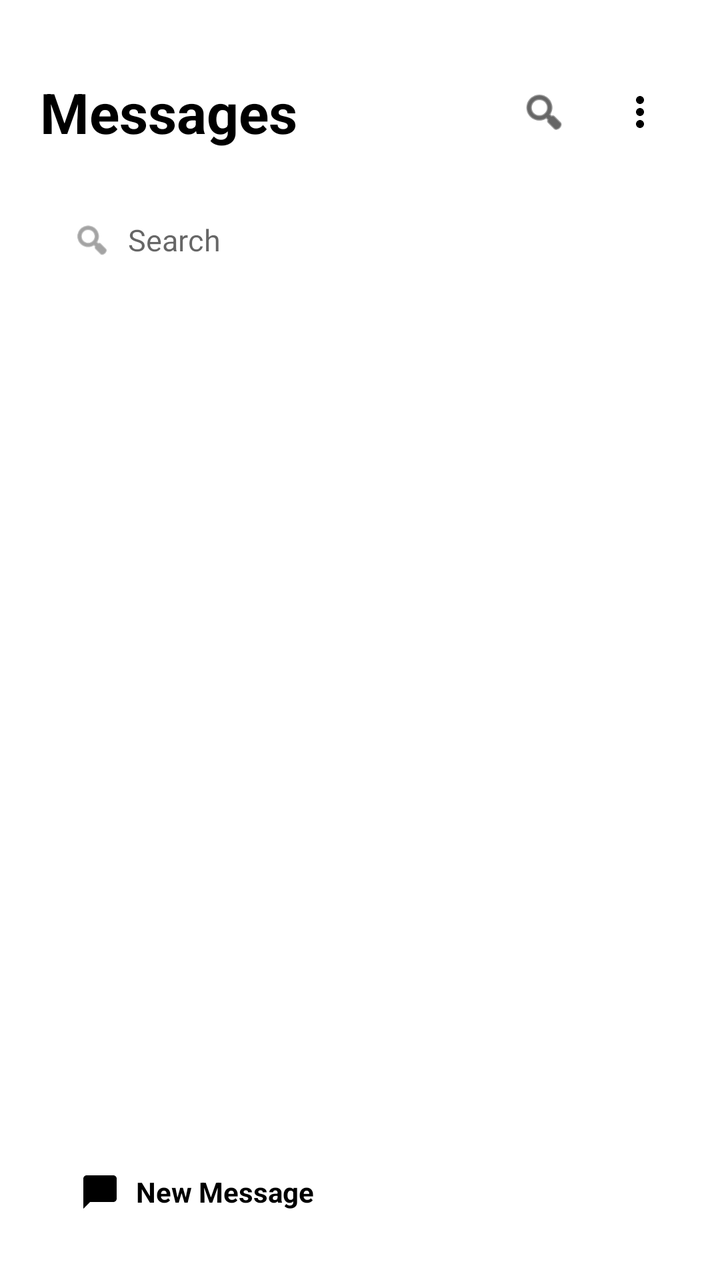
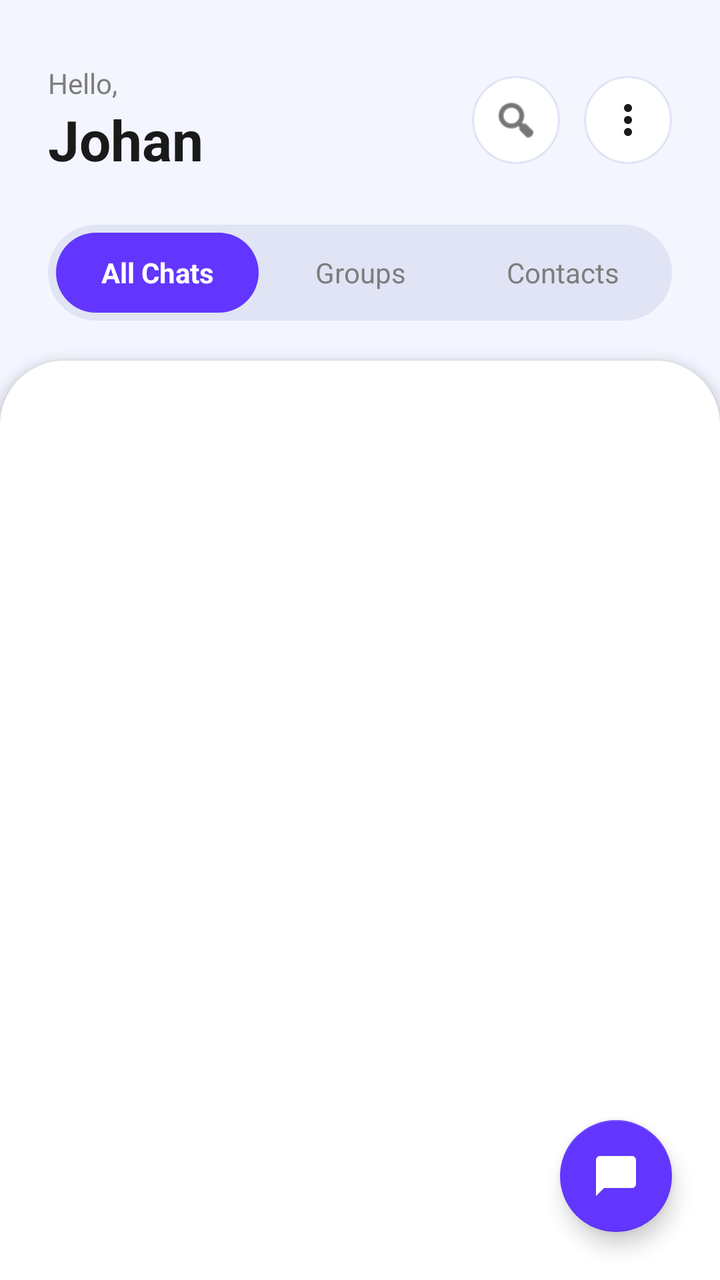

Before-and-after screenshots of an Android layout around one commit, followed by the original layout XML and the change that was made.
<!-- AndroidManifest.xml: application theme Theme.Ujumbe -->
<!-- res/layout/activity_conversation_list.xml -->
<?xml version="1.0" encoding="utf-8"?>
<RelativeLayout xmlns:android="http://schemas.android.com/apk/res/android"
    xmlns:app="http://schemas.android.com/apk/res-auto"
    xmlns:tools="http://schemas.android.com/tools"
    android:layout_width="match_parent"
    android:layout_height="match_parent"
    android:background="@null">

    
    <LinearLayout
        android:id="@+id/layoutHeader"
        android:layout_width="match_parent"
        android:layout_height="wrap_content"
        android:layout_alignParentTop="true"
        android:orientation="vertical"
        android:paddingTop="24dp">

        
        <RelativeLayout
            android:id="@+id/headerNormal"
            android:layout_width="match_parent"
            android:layout_height="64dp"
            android:paddingHorizontal="20dp">

            <TextView
                android:layout_width="wrap_content"
                android:layout_height="wrap_content"
                android:layout_centerVertical="true"
                android:layout_alignParentStart="true"
                android:text="Messages"
                android:textColor="@color/glass_text_primary"
                android:textSize="28sp"
                android:textStyle="bold"
                android:tag="theme_text_primary" />

            <ImageButton
                android:id="@+id/buttonSettings"
                android:layout_width="40dp"
                android:layout_height="40dp"
                android:layout_centerVertical="true"
                android:layout_alignParentEnd="true"
                android:background="?attr/selectableItemBackgroundBorderless"
                android:contentDescription="@string/tab_settings"
                android:padding="8dp"
                android:scaleType="fitCenter"
                android:src="@drawable/ic_more_vert"
                app:tint="@color/glass_text_primary" />

            <ImageButton
                android:id="@+id/buttonSearch"
                android:layout_width="40dp"
                android:layout_height="40dp"
                android:layout_centerVertical="true"
                android:layout_toStartOf="@id/buttonSettings"
                android:layout_marginEnd="8dp"
                android:background="?attr/selectableItemBackgroundBorderless"
                android:contentDescription="@string/action_search"
                android:padding="8dp"
                android:scaleType="fitCenter"
                android:src="@android:drawable/ic_menu_search"
                app:tint="@color/glass_text_primary" />

        </RelativeLayout>

        
        <LinearLayout
            android:id="@+id/layoutSearchPill"
            android:layout_width="match_parent"
            android:layout_height="48dp"
            android:layout_marginHorizontal="20dp"
            android:layout_marginTop="8dp"
            android:background="@drawable/bg_glass_pill"
            android:gravity="center_vertical"
            android:orientation="horizontal"
            android:paddingHorizontal="16dp"
            android:tag="theme_pill">

            <ImageView
                android:layout_width="20dp"
                android:layout_height="20dp"
                android:src="@android:drawable/ic_menu_search"
                app:tint="@color/glass_text_secondary" />

            <EditText
                android:id="@+id/editSearch"
                android:layout_width="match_parent"
                android:layout_height="match_parent"
                android:layout_marginStart="8dp"
                android:background="@null"
                android:hint="Search"
                android:imeOptions="actionSearch"
                android:inputType="text"
                android:maxLines="1"
                android:textColor="@color/glass_text_primary"
                android:textColorHint="@color/glass_text_secondary"
                android:textSize="15sp" />

        </LinearLayout>

    </LinearLayout>

    
    <androidx.recyclerview.widget.RecyclerView
        android:id="@+id/recyclerConversations"
        android:layout_width="match_parent"
        android:layout_height="match_parent"
        android:layout_below="@id/layoutHeader"
        android:layout_marginHorizontal="16dp"
        android:layout_marginTop="16dp"
        android:layout_marginBottom="80dp"
        android:background="@drawable/bg_glass_panel"
        android:elevation="4dp"
        android:outlineProvider="background"
        android:clipToPadding="false"
        android:paddingVertical="12dp"
        android:tag="theme_panel" />

    
    <LinearLayout
        android:id="@+id/buttonAdd"
        android:layout_width="wrap_content"
        android:layout_height="48dp"
        android:layout_alignParentBottom="true"
        android:layout_alignParentStart="true"
        android:layout_margin="20dp"
        android:background="@drawable/bg_glass_pill"
        android:elevation="6dp"
        android:outlineProvider="background"
        android:clickable="true"
        android:focusable="true"
        android:gravity="center"
        android:orientation="horizontal"
        android:paddingHorizontal="20dp"
        android:tag="theme_pill">

        <ImageView
            android:layout_width="20dp"
            android:layout_height="20dp"
            android:src="@drawable/ic_chat_bubble_white"
            app:tint="@color/glass_text_primary" />

        <TextView
            android:layout_width="wrap_content"
            android:layout_height="wrap_content"
            android:layout_marginStart="8dp"
            android:text="New Message"
            android:textColor="@color/glass_text_primary"
            android:textSize="14sp"
            android:textStyle="bold" />

    </LinearLayout>

    
    <LinearLayout
        android:id="@+id/layoutEmpty"
        android:layout_width="match_parent"
        android:layout_height="wrap_content"
        android:layout_centerInParent="true"
        android:gravity="center"
        android:orientation="vertical"
        android:paddingHorizontal="48dp"
        android:visibility="gone">

        <ImageView
            android:layout_width="72dp"
            android:layout_height="72dp"
            android:alpha="0.3"
            android:src="@android:drawable/ic_dialog_email"
            app:tint="@color/primary" />

        <TextView
            android:id="@+id/textEmpty"
            android:layout_width="wrap_content"
            android:layout_height="wrap_content"
            android:layout_marginTop="16dp"
            android:gravity="center"
            android:text="@string/no_conversations"
            android:textColor="@color/text_secondary"
            android:textSize="15sp" />
    </LinearLayout>

</RelativeLayout>
<!-- resources referenced by this layout -->
<resources>
  <color name="glass_text_primary">#000000</color>
  <color name="glass_text_secondary">#99000000</color>
  <color name="primary">#1E52C4</color>
  <color name="text_secondary">#757575</color>
  <!-- drawable bg_glass_panel (drawable) -->
  <?xml version="1.0" encoding="utf-8"?>
  <shape xmlns:android="http://schemas.android.com/apk/res/android"
      android:shape="rectangle">
      <solid android:color="@color/glass_panel_fill" />
      <corners android:radius="24dp" />
      <stroke
          android:width="1dp"
          android:color="@color/glass_panel_border" />
  </shape>
  <!-- drawable bg_glass_pill (drawable) -->
  <?xml version="1.0" encoding="utf-8"?>
  <shape xmlns:android="http://schemas.android.com/apk/res/android"
      android:shape="rectangle">
      <solid android:color="@color/glass_panel_fill" />
      <corners android:radius="100dp" />
      <stroke
          android:width="1dp"
          android:color="@color/glass_panel_border" />
  </shape>
  <!-- drawable ic_chat_bubble_white (drawable) -->
  <vector xmlns:android="http://schemas.android.com/apk/res/android"
      android:width="24dp"
      android:height="24dp"
      android:viewportWidth="24"
      android:viewportHeight="24">
    <path
        android:fillColor="#FFFFFF"
        android:pathData="M20,2H4C2.9,2 2,2.9 2,4V22L6,18H20C21.1,18 22,17.1 22,16V4C22,2.9 21.1,2 20,2Z" />
  </vector>
  <!-- drawable ic_more_vert (drawable) -->
  <vector xmlns:android="http://schemas.android.com/apk/res/android"
      android:width="24dp"
      android:height="24dp"
      android:viewportWidth="24"
      android:viewportHeight="24">
    <path
        android:fillColor="#FFFFFF"
        android:pathData="M12,8c1.1,0 2,-0.9 2,-2s-0.9,-2 -2,-2 -2,0.9 -2,2 0.9,2 2,2zM12,10c-1.1,0 -2,0.9 -2,2s0.9,2 2,2 2,-0.9 2,-2 -0.9,-2 -2,-2zM12,16c-1.1,0 -2,0.9 -2,2s0.9,2 2,2 2,-0.9 2,-2 -0.9,-2 -2,-2z" />
  </vector>
  <string name="action_search">Search</string>
  <string name="no_conversations">No conversations yet. Tap + to start one.</string>
  <string name="tab_settings">Settings</string>
  <style name="Theme.Ujumbe" parent="Theme.MaterialComponents.DayNight.NoActionBar">
          <item name="colorPrimary">#1E52C4</item>
          <item name="colorPrimaryDark">#114FB5</item>
          <item name="colorAccent">#1398FF</item>
          <item name="android:statusBarColor">?attr/colorPrimaryDark</item>
      </style>
  <color name="glass_panel_fill">#1AFFFFFF</color>
  <color name="glass_panel_border">#4DFFFFFF</color>
</resources>

<!-- the commit's change to res/layout/activity_conversation_list.xml (unified diff, before → after) -->
@@ -4,7 +4,7 @@
     xmlns:tools="http://schemas.android.com/tools"
     android:layout_width="match_parent"
     android:layout_height="match_parent"
-    android:background="@null">
+    android:background="@color/background">
 
     
     <LinearLayout
@@ -19,67 +19,124 @@
         <RelativeLayout
             android:id="@+id/headerNormal"
             android:layout_width="match_parent"
-            android:layout_height="64dp"
-            android:paddingHorizontal="20dp">
-
-            <TextView
+            android:layout_height="wrap_content"
+            android:paddingHorizontal="24dp"
+            android:paddingVertical="8dp">
+
+            <LinearLayout
                 android:layout_width="wrap_content"
                 android:layout_height="wrap_content"
+                android:layout_alignParentStart="true"
+                android:orientation="vertical">
+                <TextView
+                    android:layout_width="wrap_content"
+                    android:layout_height="wrap_content"
+                    android:text="Hello,"
+                    android:textColor="@color/text_secondary"
+                    android:textSize="14sp" />
+                <TextView
+                    android:id="@+id/textUserName"
+                    android:layout_width="wrap_content"
+                    android:layout_height="wrap_content"
+                    android:text="Johan"
+                    android:textColor="@color/text_primary"
+                    android:textSize="28sp"
+                    android:textStyle="bold"
+                    android:tag="theme_text_primary" />
+            </LinearLayout>
+
+            <LinearLayout
+                android:layout_width="wrap_content"
+                android:layout_height="wrap_content"
+                android:layout_alignParentEnd="true"
                 android:layout_centerVertical="true"
-                android:layout_alignParentStart="true"
-                android:text="Messages"
-                android:textColor="@color/glass_text_primary"
-                android:textSize="28sp"
-                android:textStyle="bold"
-                android:tag="theme_text_primary" />
-
-            <ImageButton
-                android:id="@+id/buttonSettings"
-                android:layout_width="40dp"
-                android:layout_height="40dp"
-                android:layout_centerVertical="true"
-                android:layout_alignParentEnd="true"
-                android:background="?attr/selectableItemBackgroundBorderless"
-                android:contentDescription="@string/tab_settings"
-                android:padding="8dp"
-                android:scaleType="fitCenter"
-                android:src="@drawable/ic_more_vert"
-                app:tint="@color/glass_text_primary" />
-
-            <ImageButton
-                android:id="@+id/buttonSearch"
-                android:layout_width="40dp"
-                android:layout_height="40dp"
-                android:layout_centerVertical="true"
-                android:layout_toStartOf="@id/buttonSettings"
-                android:layout_marginEnd="8dp"
-                android:background="?attr/selectableItemBackgroundBorderless"
-                android:contentDescription="@string/action_search"
-                android:padding="8dp"
-                android:scaleType="fitCenter"
-                android:src="@android:drawable/ic_menu_search"
-                app:tint="@color/glass_text_primary" />
+                android:orientation="horizontal">
+
+                <ImageButton
+                    android:id="@+id/buttonSearch"
+                    android:layout_width="44dp"
+                    android:layout_height="44dp"
+                    android:background="@drawable/bg_circle_button"
+                    android:contentDescription="@string/action_search"
+                    android:padding="10dp"
+                    android:scaleType="fitCenter"
+                    android:src="@android:drawable/ic_menu_search"
+                    app:tint="@color/text_primary" />
+
+                <ImageButton
+                    android:id="@+id/buttonSettings"
+                    android:layout_width="44dp"
+                    android:layout_height="44dp"
+                    android:layout_marginStart="12dp"
+                    android:background="@drawable/bg_circle_button"
+                    android:contentDescription="@string/tab_settings"
+                    android:padding="10dp"
+                    android:scaleType="fitCenter"
+                    android:src="@drawable/ic_more_vert"
+                    app:tint="@color/text_primary" />
+            </LinearLayout>
 
         </RelativeLayout>
+
+        
+        <LinearLayout
+            android:layout_width="match_parent"
+            android:layout_height="48dp"
+            android:layout_marginHorizontal="24dp"
+            android:layout_marginTop="16dp"
+            android:background="@drawable/bg_glass_pill"
+            android:gravity="center_vertical"
+            android:orientation="horizontal"
+            android:padding="4dp">
+
+            <TextView
+                android:layout_width="0dp"
+                android:layout_height="match_parent"
+                android:layout_weight="1"
+                android:background="@drawable/bg_pill_selected"
+                android:gravity="center"
+                android:text="All Chats"
+                android:textColor="#FFFFFF"
+                android:textSize="14sp"
+                android:textStyle="bold" />
+
+            <TextView
+                android:layout_width="0dp"
+                android:layout_height="match_parent"
+                android:layout_weight="1"
+                android:gravity="center"
+                android:text="Groups"
+                android:textColor="@color/text_secondary"
+                android:textSize="14sp" />
+
+            <TextView
+                android:layout_width="0dp"
+                android:layout_height="match_parent"
+                android:layout_weight="1"
+                android:gravity="center"
+                android:text="Contacts"
+                android:textColor="@color/text_secondary"
+                android:textSize="14sp" />
+        </LinearLayout>
 
         
         <LinearLayout
             android:id="@+id/layoutSearchPill"
             android:layout_width="match_parent"
             android:layout_height="48dp"
-            android:layout_marginHorizontal="20dp"
-            android:layout_marginTop="8dp"
+            android:layout_marginHorizontal="24dp"
+            android:layout_marginTop="12dp"
             android:background="@drawable/bg_glass_pill"
             android:gravity="center_vertical"
             android:orientation="horizontal"
             android:paddingHorizontal="16dp"
-            android:tag="theme_pill">
+            android:visibility="gone">
 
             <ImageView
                 android:layout_width="20dp"
                 android:layout_height="20dp"
                 android:src="@android:drawable/ic_menu_search"
-                app:tint="@color/glass_text_secondary" />
+                app:tint="@color/text_secondary" />
 
             <EditText
                 android:id="@+id/editSearch"
@@ -87,14 +144,13 @@
                 android:layout_height="match_parent"
                 android:layout_marginStart="8dp"
                 android:background="@null"
-                android:hint="Search"
+                android:hint="Search messages..."
                 android:imeOptions="actionSearch"
                 android:inputType="text"
                 android:maxLines="1"
-                android:textColor="@color/glass_text_primary"
-                android:textColorHint="@color/glass_text_secondary"
+                android:textColor="@color/text_primary"
+                android:textColorHint="@color/text_secondary"
                 android:textSize="15sp" />
-
         </LinearLayout>
 
     </LinearLayout>
@@ -105,50 +161,25 @@
         android:layout_width="match_parent"
         android:layout_height="match_parent"
         android:layout_below="@id/layoutHeader"
-        android:layout_marginHorizontal="16dp"
-        android:layout_marginTop="16dp"
-        android:layout_marginBottom="80dp"
-        android:background="@drawable/bg_glass_panel"
+        android:layout_marginTop="20dp"
+        android:background="@drawable/bg_main_surface"
         android:elevation="4dp"
-        android:outlineProvider="background"
         android:clipToPadding="false"
-        android:paddingVertical="12dp"
-        android:tag="theme_panel" />
-
-    
-    <LinearLayout
+        android:paddingTop="12dp"
+        android:paddingBottom="100dp" />
+
+    
+    <com.google.android.material.floatingactionbutton.FloatingActionButton
         android:id="@+id/buttonAdd"
         android:layout_width="wrap_content"
-        android:layout_height="48dp"
+        android:layout_height="wrap_content"
         android:layout_alignParentBottom="true"
-        android:layout_alignParentStart="true"
-        android:layout_margin="20dp"
-        android:background="@drawable/bg_glass_pill"
-        android:elevation="6dp"
-        android:outlineProvider="background"
-        android:clickable="true"
-        android:focusable="true"
-        android:gravity="center"
-        android:orientation="horizontal"
-        android:paddingHorizontal="20dp"
-        android:tag="theme_pill">
-
-        <ImageView
-            android:layout_width="20dp"
-            android:layout_height="20dp"
-            android:src="@drawable/ic_chat_bubble_white"
-            app:tint="@color/glass_text_primary" />
-
-        <TextView
-            android:layout_width="wrap_content"
-            android:layout_height="wrap_content"
-            android:layout_marginStart="8dp"
-            android:text="New Message"
-            android:textColor="@color/glass_text_primary"
-            android:textSize="14sp"
-            android:textStyle="bold" />
-
-    </LinearLayout>
+        android:layout_alignParentEnd="true"
+        android:layout_margin="24dp"
+        android:src="@drawable/ic_chat_bubble_white"
+        app:backgroundTint="@color/primary"
+        app:tint="#FFFFFF"
+        app:elevation="6dp" />
 
     
     <LinearLayout
@@ -160,23 +191,11 @@
         android:orientation="vertical"
         android:paddingHorizontal="48dp"
         android:visibility="gone">
-
-        <ImageView
-            android:layout_width="72dp"
-            android:layout_height="72dp"
-            android:alpha="0.3"
-            android:src="@android:drawable/ic_dialog_email"
-            app:tint="@color/primary" />
-
         <TextView
-            android:id="@+id/textEmpty"
             android:layout_width="wrap_content"
             android:layout_height="wrap_content"
-            android:layout_marginTop="16dp"
-            android:gravity="center"
-            android:text="@string/no_conversations"
-            android:textColor="@color/text_secondary"
-            android:textSize="15sp" />
+            android:text="No conversations"
+            android:textColor="@color/text_secondary" />
     </LinearLayout>
 
 </RelativeLayout>
<!-- resource entries referenced after the edit -->
@@ -1,28 +1,35 @@
 <!-- resources referenced by this layout -->
 <resources>
-  <color name="glass_text_primary">#000000</color>
-  <color name="glass_text_secondary">#99000000</color>
-  <color name="primary">#1E52C4</color>
-  <color name="text_secondary">#757575</color>
-  <!-- drawable bg_glass_panel (drawable) -->
+  <color name="background">#F4F6FF</color>
+  <color name="primary">#6236FF</color>
+  <color name="text_primary">#1A1A1A</color>
+  <color name="text_secondary">#7D7D7D</color>
+  <!-- drawable bg_circle_button (drawable) -->
   <?xml version="1.0" encoding="utf-8"?>
-  <shape xmlns:android="http://schemas.android.com/apk/res/android"
-      android:shape="rectangle">
-      <solid android:color="@color/glass_panel_fill" />
-      <corners android:radius="24dp" />
-      <stroke
-          android:width="1dp"
-          android:color="@color/glass_panel_border" />
+  <shape xmlns:android="http://schemas.android.com/apk/res/android" android:shape="oval">
+      <solid android:color="#FFFFFF" />
+      <stroke android:width="1dp" android:color="#E0E4F5" />
   </shape>
   <!-- drawable bg_glass_pill (drawable) -->
   <?xml version="1.0" encoding="utf-8"?>
   <shape xmlns:android="http://schemas.android.com/apk/res/android"
       android:shape="rectangle">
-      <solid android:color="@color/glass_panel_fill" />
+      <solid android:color="#E0E4F5" />
       <corners android:radius="100dp" />
-      <stroke
-          android:width="1dp"
-          android:color="@color/glass_panel_border" />
+  </shape>
+  <!-- drawable bg_main_surface (drawable) -->
+  <?xml version="1.0" encoding="utf-8"?>
+  <shape xmlns:android="http://schemas.android.com/apk/res/android" android:shape="rectangle">
+      <solid android:color="#FFFFFF" />
+      <corners
+          android:topLeftRadius="32dp"
+          android:topRightRadius="32dp" />
+  </shape>
+  <!-- drawable bg_pill_selected (drawable) -->
+  <?xml version="1.0" encoding="utf-8"?>
+  <shape xmlns:android="http://schemas.android.com/apk/res/android" android:shape="rectangle">
+      <solid android:color="@color/primary" />
+      <corners android:radius="100dp" />
   </shape>
   <!-- drawable ic_chat_bubble_white (drawable) -->
   <vector xmlns:android="http://schemas.android.com/apk/res/android"
@@ -45,15 +52,16 @@
         android:pathData="M12,8c1.1,0 2,-0.9 2,-2s-0.9,-2 -2,-2 -2,0.9 -2,2 0.9,2 2,2zM12,10c-1.1,0 -2,0.9 -2,2s0.9,2 2,2 2,-0.9 2,-2 -0.9,-2 -2,-2zM12,16c-1.1,0 -2,0.9 -2,2s0.9,2 2,2 2,-0.9 2,-2 -0.9,-2 -2,-2z" />
   </vector>
   <string name="action_search">Search</string>
-  <string name="no_conversations">No conversations yet. Tap + to start one.</string>
   <string name="tab_settings">Settings</string>
-  <style name="Theme.Ujumbe" parent="Theme.MaterialComponents.DayNight.NoActionBar">
-          <item name="colorPrimary">#1E52C4</item>
-          <item name="colorPrimaryDark">#114FB5</item>
-          <item name="colorAccent">#1398FF</item>
-          <item name="android:statusBarColor">?attr/colorPrimaryDark</item>
+  <style name="Theme.Ujumbe" parent="Theme.MaterialComponents.Light.NoActionBar">
+          <item name="colorPrimary">@color/primary</item>
+          <item name="colorPrimaryDark">@color/primary_dark</item>
+          <item name="colorAccent">@color/accent</item>
+          <item name="android:windowBackground">@color/background</item>
+          <item name="android:statusBarColor">@color/background</item>
+          <item name="android:windowLightStatusBar">true</item>
       </style>
-  <color name="glass_panel_fill">#1AFFFFFF</color>
-  <color name="glass_panel_border">#4DFFFFFF</color>
+  <color name="primary_dark">#4A28D1</color>
+  <color name="accent">#6236FF</color>
 </resources>
 
